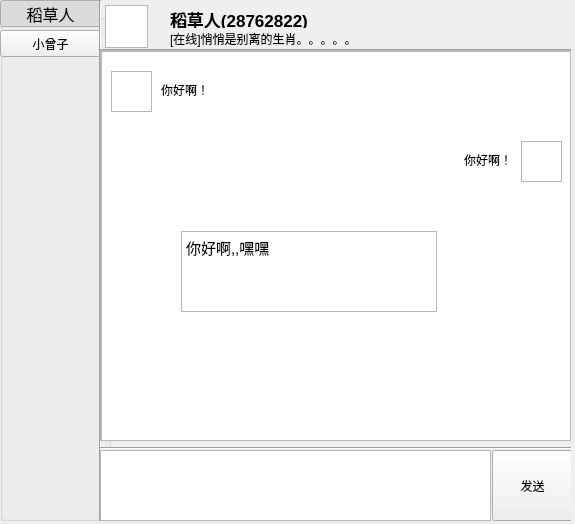
The window that gui/guiChat.ui (younfor/PyLinuxQQ) describes before a commit, drawn with Qt 5.
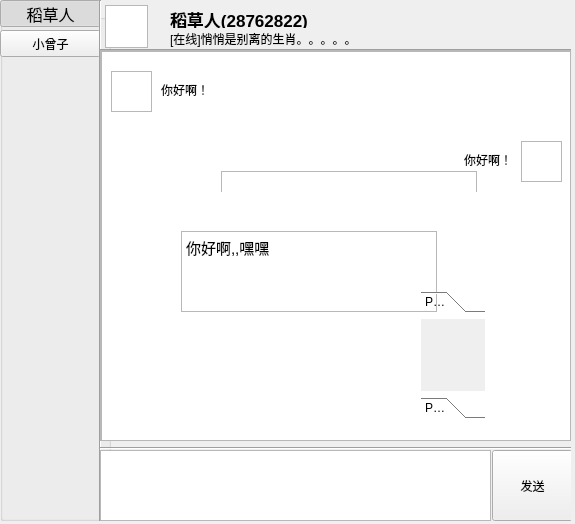
The same window after the commit. Icons and pictures are not drawn.

```diff
--- a/gui/guiChat.ui
+++ b/gui/guiChat.ui
@@ -259,6 +259,9 @@
          <height>391</height>
         </rect>
        </property>
+       <property name="spacing">
+        <number>2</number>
+       </property>
       </widget>
       <widget class="QWidget" name="widget" native="true">
        <property name="geometry">
@@ -334,6 +337,16 @@
          <set>Qt::AlignRight|Qt::AlignTrailing|Qt::AlignVCenter</set>
         </property>
        </widget>
+       <widget class="QListWidget" name="listWidget_2">
+        <property name="geometry">
+         <rect>
+          <x>120</x>
+          <y>40</y>
+          <width>256</width>
+          <height>192</height>
+         </rect>
+        </property>
+       </widget>
       </widget>
       <widget class="QTextBrowser" name="textBrowser">
        <property name="geometry">
@@ -367,6 +380,45 @@
 &lt;p style=&quot; margin-top:0px; margin-bottom:0px; margin-left:0px; margin-right:0px; -qt-block-indent:0; text-indent:0px;&quot;&gt;你好啊,&lt;img src=&quot;/home/younfor/project/PyLinuxQQ/tmp/head/qq.jpg&quot; /&gt;,嘿嘿&lt;/p&gt;&lt;/body&gt;&lt;/html&gt;</string>
        </property>
       </widget>
+      <widget class="QToolBox" name="toolBox">
+       <property name="geometry">
+        <rect>
+         <x>320</x>
+         <y>240</y>
+         <width>64</width>
+         <height>128</height>
+        </rect>
+       </property>
+       <property name="currentIndex">
+        <number>0</number>
+       </property>
+       <widget class="QWidget" name="page_3">
+        <property name="geometry">
+         <rect>
+          <x>0</x>
+          <y>0</y>
+          <width>64</width>
+          <height>64</height>
+         </rect>
+        </property>
+        <attribute name="label">
+         <string>Page 1</string>
+        </attribute>
+       </widget>
+       <widget class="QWidget" name="page_4">
+        <property name="geometry">
+         <rect>
+          <x>0</x>
+          <y>0</y>
+          <width>64</width>
+          <height>64</height>
+         </rect>
+        </property>
+        <attribute name="label">
+         <string>Page 2</string>
+        </attribute>
+       </widget>
+      </widget>
      </widget>
     </widget>
    </widget>
```
Left out of the diff: 6 changed lines with no effect on the pictures.
